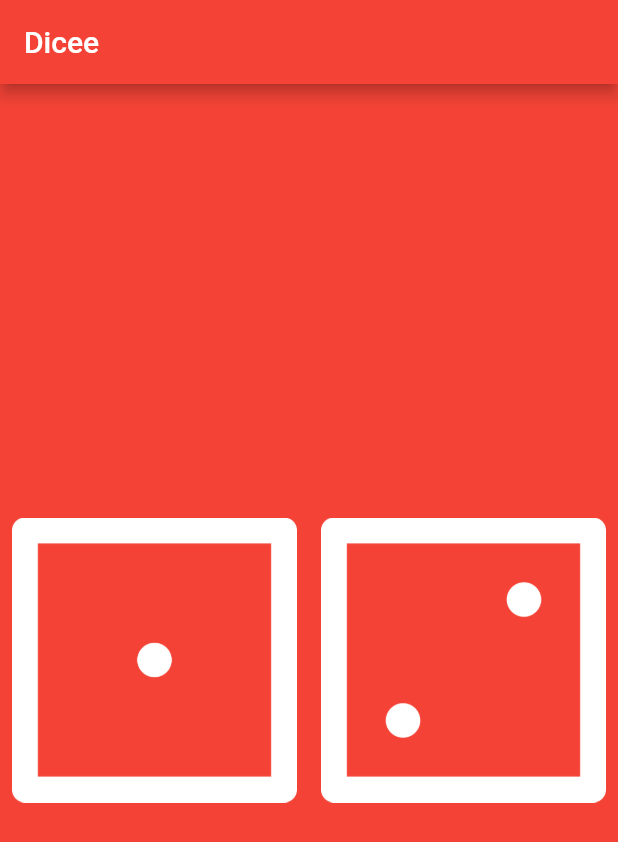
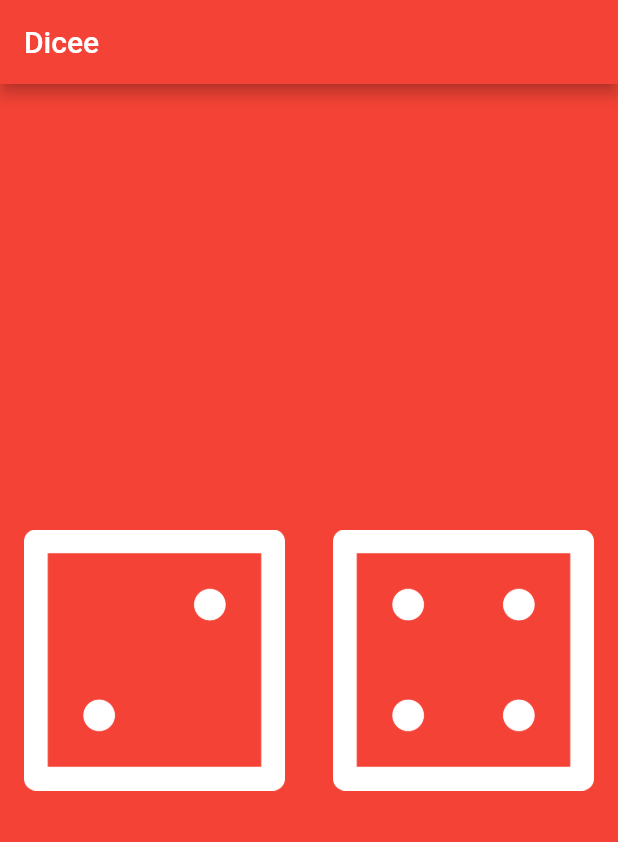
Before and after one commit to anshulkataria4/dicee-flutter, a Flutter app: the screen it shows after launch, on a phone screen of 412 x 824 dp. Shown: the top 842 px of the screen. Run offline on Flutter 3.47's test engine with Material 2 defaults, Android fonts, the phone set to English and light mode, and no system bars.

Commit message:
adding variables

```diff
--- a/lib/main.dart
+++ b/lib/main.dart
@@ -16,21 +16,28 @@ void main() {
 }
 
 class DicePage extends StatelessWidget {
+  int leftDiceNumber=1;
+  int rightDiceNumber=4;
   @override
   Widget build(BuildContext context) {
+    leftDiceNumber=2;
     return Center(
       child: Row(
         children: <Widget>[
           Expanded(
-            child: Padding(
-              padding: const EdgeInsets.all(8.0),
-              child: Image.asset('images/dice1.png'),
+            child: FlatButton(
+              onPressed: (){
+                print('Left Buttton Pressed');
+              },
+              child: Image.asset('images/dice$leftDiceNumber.png'),
             ),
           ),
           Expanded(
-            child: Padding(
-              padding: const EdgeInsets.all(8.0),
-              child: Image.asset('images/dice2.png'),
+            child: FlatButton(
+              onPressed: (){
+                print('Right Buttton Pressed');
+              },
+              child: Image.asset('images/dice$rightDiceNumber.png'),
             ),
           ),
         ],
```
